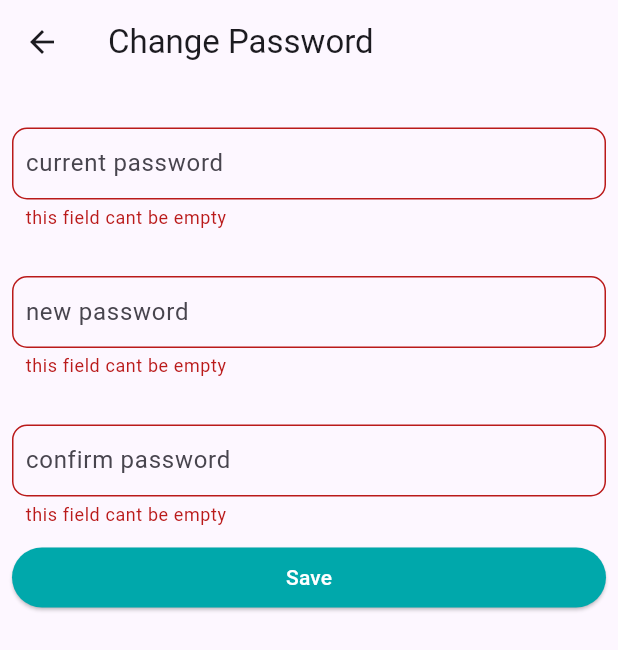
After one commit to jouryABDULLAH/gpa, a Flutter app: the ChangePassword screen opened directly, after a tap on "Save", on a phone screen of 412 x 824 dp. The commit adds this screen. Shown: the top 650 px of the screen. Run offline on Flutter 3.47's test engine with Material 3 defaults, Android fonts, the phone set to English and light mode, and no system bars; our stand-ins replace cloud_firestore, firebase_auth, firebase_core, get, google_fonts, shared_preferences; missing offline and left inert: cr_calendar; accounts and stored records are empty.

Commit message:
add profile

```diff
--- /dev/null
+++ b/lib/presentation/profile/widget/change_password.dart
@@ -0,0 +1,99 @@
+import 'package:flutter/material.dart';
+import 'package:get/get.dart';
+import 'package:gpa/presentation/resources/color_manager.dart';
+import 'package:gpa/shared/component/text_form_field.dart';
+
+import '../../../control.dart';
+
+class ChangePassword extends StatelessWidget {
+  ChangePassword({super.key});
+
+  final controller = Get.put(Controller());
+  TextEditingController currentPasswordController = TextEditingController();
+  TextEditingController newPasswordController = TextEditingController();
+  TextEditingController confirmPasswordController = TextEditingController();
+  GlobalKey<FormState> formState = GlobalKey<FormState>();
+
+  @override
+  Widget build(BuildContext context) {
+    return Scaffold(
+      appBar: AppBar(
+        title: const Text("Change Password"),
+      ),
+      body: Form(
+        key: formState,
+        child: Padding(
+            padding: const EdgeInsets.all(8.0),
+            child: Column(
+              children: [
+                AppTextFormField(
+                  validate: (val) {
+                    if (val!.isEmpty) {
+                      return "this field cant be empty";
+                    }
+                    if (val.length < 8) {
+                      return "password cant be less than 8 letter";
+                    }
+                    return null;
+                  },
+                  controller: currentPasswordController,
+                  hint: "current password",
+                ),
+                AppTextFormField(
+                  validate: (val) {
+                    if (val!.isEmpty) {
+                      return "this field cant be empty";
+                    }
+                    if (val.length < 8) {
+                      return "password cant be less than 8 letter";
+                    }
+                    return null;
+                  },
+                  controller: newPasswordController,
+                  hint: "new password",
+                ),
+                AppTextFormField(
+                  validate: (val) {
+                    if (val!.isEmpty) {
+                      return "this field cant be empty";
+                    }
+                    if (val.length < 8) {
+                      return "password cant be less than 8 letter";
+                    }
+                    return null;
+                  },
+                  controller: confirmPasswordController,
+                  hint: "confirm password",
+                ),
+                SizedBox(
+                    width: double.infinity,
+                    child: ElevatedButton(
+                        style: ButtonStyle(
+                          backgroundColor:
+                              MaterialStateProperty.all(ColorManager.primary),
+                          foregroundColor:
+                              MaterialStateProperty.all(ColorManager.white),
+                        ),
+                        onPressed: () {
+                          if (newPasswordController.text ==
+                              confirmPasswordController.text) {
+                            if (formState.currentState!.validate()) {
+                              controller.changePassword(
+                                  currentPasswordController.text,
+                                  newPasswordController.text,
+                                  context);
+                            }
+                          } else {
+                            ScaffoldMessenger.of(context).showSnackBar(
+                                const SnackBar(
+                                    content: Text(
+                                        "new password must equal confirm password")));
+                          }
+                        },
+                        child: const Text("Save")))
+              ],
+            )),
+      ),
+    );
+  }
+}
```
Also changed, not shown: lib/control.dart (+85 -17 lines), lib/presentation/profile/profile_screen.dart (added, +92 -0 lines), lib/presentation/profile/widget/about_us.dart (added, +27 -0 lines), lib/presentation/profile/widget/my_account.dart (added, +87 -0 lines).
